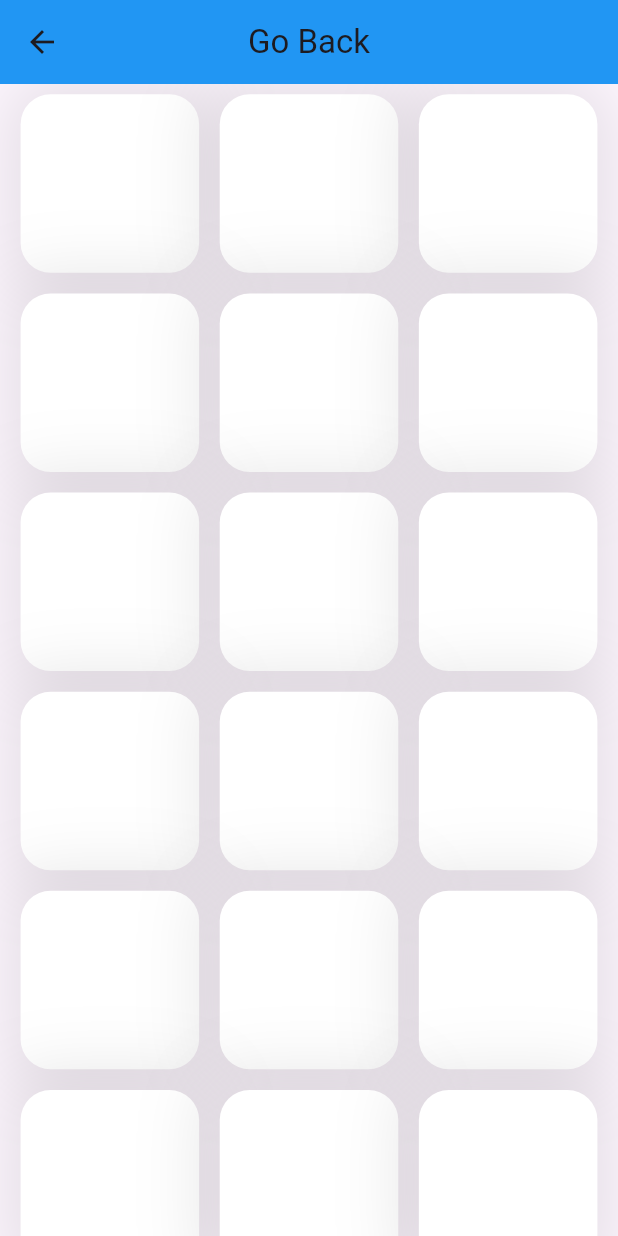
After one commit to Sa3diDeveloper/Flutter-animations, a Flutter app: the screen it shows after launch, after a tap on "VIEW ANIMATING GRIDVIEW", on a phone screen of 412 x 824 dp. The commit adds this screen. Run offline on Flutter 3.47's test engine with Material 2 defaults, Android fonts, the phone set to English and light mode, and no system bars; our stand-ins replace flutter_staggered_animations.

Commit message:
GridView animations

```diff
--- /dev/null
+++ b/lib/animations/animated_grid_view/animated_grid copy.dart
@@ -0,0 +1,87 @@
+
+
+import 'package:flutter/cupertino.dart';
+import 'package:flutter/material.dart';
+import 'package:flutter/services.dart';
+import 'package:flutter_staggered_animations/flutter_staggered_animations.dart';
+
+class MyCustomGridView extends StatefulWidget {
+  @override
+  _MyCustomGridViewState createState() => _MyCustomGridViewState();
+}
+
+class _MyCustomGridViewState extends State<MyCustomGridView> {
+  @override
+  Widget build(BuildContext c) {
+    return Scaffold(
+      body: Center(
+        child: ElevatedButton(
+          child: const Text('VIEW ANIMATING GRIDVIEW'),
+          onPressed: () {
+            Navigator.push(
+              context,
+              MaterialPageRoute(builder: (context) => GridView2()),
+            );
+          },
+        ),
+      ),
+    );
+  }
+}
+
+class GridView2 extends StatelessWidget {
+  @override
+  Widget build(BuildContext context) {
+    double _w = MediaQuery.of(context).size.width;
+    int columnCount = 3;
+
+    return Scaffold(
+      appBar: AppBar(
+          title: Text("Go Back"),
+          centerTitle: true,
+
+          backgroundColor: Colors.blue,
+          ),
+      body: AnimationLimiter(
+        child: GridView.count(
+          physics:
+              BouncingScrollPhysics(parent: AlwaysScrollableScrollPhysics()),
+          padding: EdgeInsets.all(_w / 60),
+          crossAxisCount: columnCount,
+          children: List.generate(
+            30,
+            (int index) {
+              return AnimationConfiguration.staggeredGrid(
+                position: index,
+                duration: Duration(milliseconds: 500),
+                columnCount: columnCount,
+                child: ScaleAnimation(
+                  duration: Duration(milliseconds: 900),
+                  curve: Curves.fastLinearToSlowEaseIn,
+                  scale: 1.5,
+                  child: FadeInAnimation(
+                    child: Container(
+                      margin: EdgeInsets.only(
+                          bottom: _w / 30, left: _w / 60, right: _w / 60),
+                      decoration: BoxDecoration(
+                        color: Colors.white,
+                        borderRadius: BorderRadius.all(Radius.circular(20)),
+                        boxShadow: [
+                          BoxShadow(
+                            color: Colors.black.withOpacity(0.1),
+                            blurRadius: 40,
+                            spreadRadius: 10,
+                          ),
+                        ],
+                      ),
+                    ),
+                  ),
+                ),
+              );
+            },
+          ),
+        ),
+      ),
+    );
+  }
+}
--- a/lib/main.dart
+++ b/lib/main.dart
@@ -1,6 +1,8 @@
+import 'package:animations/animations/animated_grid_view/animated_grid%20copy.dart';
 import 'package:animations/animations/animated_lsit/animated_lits%203.dart';
-import 'package:animations/animations/animated_lsit/animated_lits1.dart';
 import 'package:flutter/material.dart';
+
+import 'animations/animated_grid_view/animated_grid.dart';
 
 void main() {
   runApp(const MyApp());
@@ -18,7 +20,7 @@ class MyApp extends StatelessWidget {
         colorScheme: ColorScheme.fromSeed(seedColor: Colors.deepPurple),
         useMaterial3: true,
       ),
-      home: MyCustomSlideAnimation2(),
+      home: MyCustomGridView(),
     );
   }
 }
```
Also changed, not shown: lib/animations/animated_grid_view/animated_grid.dart (added, +82 -0 lines).
